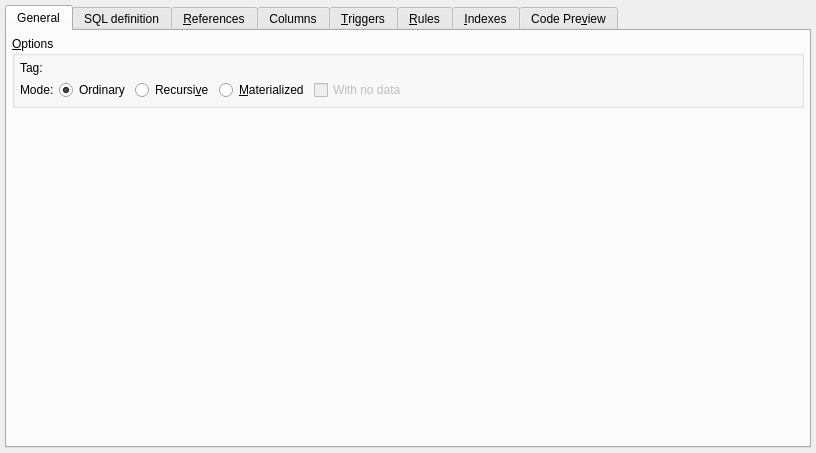
Qt form libs/libgui/ui/dbobjects/viewwidget.ui (pgmodeler/pgmodeler) before a commit.
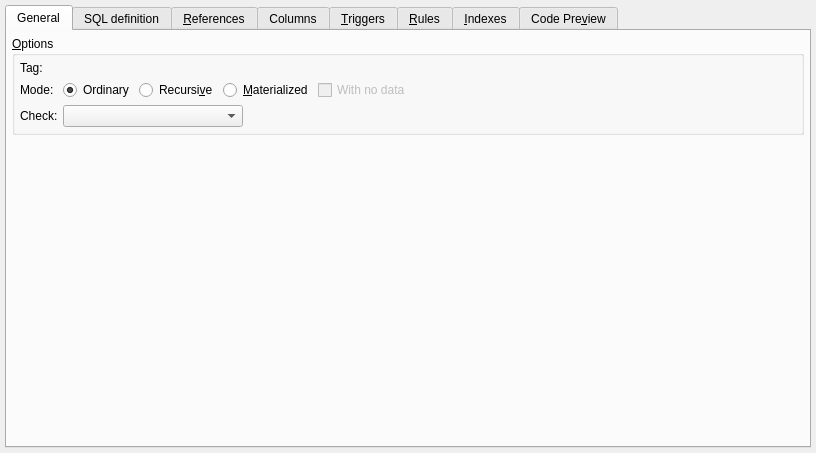
The same form after that commit. Icons and pictures are not drawn.

Commit message: Start to add support to CHECK OPTION attribute on views (WIP)

Diff of the .ui file:
```diff
--- a/libs/libgui/ui/dbobjects/viewwidget.ui
+++ b/libs/libgui/ui/dbobjects/viewwidget.ui
@@ -108,7 +108,30 @@
             </property>
            </widget>
           </item>
-          <item row="1" column="1">
+          <item row="2" column="0">
+           <widget class="QLabel" name="label">
+            <property name="text">
+             <string>Check:</string>
+            </property>
+           </widget>
+          </item>
+          <item row="2" column="1">
+           <widget class="QComboBox" name="check_option_cmb"/>
+          </item>
+          <item row="2" column="2" colspan="3">
+           <spacer name="horizontalSpacer">
+            <property name="orientation">
+             <enum>Qt::Horizontal</enum>
+            </property>
+            <property name="sizeHint" stdset="0">
+             <size>
+              <width>40</width>
+              <height>20</height>
+             </size>
+            </property>
+           </spacer>
+          </item>
+          <item row="1" column="1" colspan="4">
            <layout class="QHBoxLayout" name="horizontalLayout">
             <property name="spacing">
              <number>5</number>
```
The commit also changes 11 other files.
